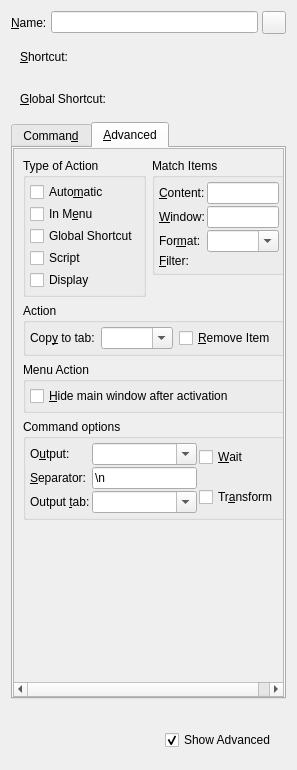
Qt form src/ui/commandwidget.ui (hluk/CopyQ) before a commit.
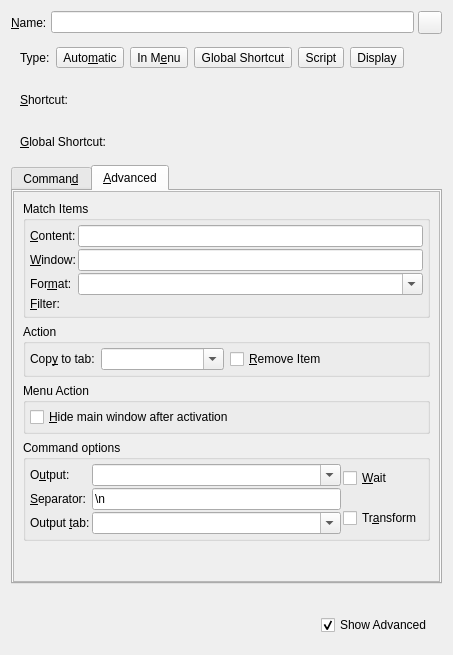
The same form after that commit. The open tabs and pages were chosen to show the change. Custom widgets are drawn as their Qt base class.

Commit message: Show type of command at top

Patch:
```diff
--- a/src/ui/commandwidget.ui
+++ b/src/ui/commandwidget.ui
@@ -6,8 +6,8 @@
    <rect>
     <x>0</x>
     <y>0</y>
-    <width>297</width>
-    <height>770</height>
+    <width>453</width>
+    <height>655</height>
    </rect>
   </property>
   <property name="focusPolicy">
@@ -47,6 +47,103 @@
      </item>
     </layout>
    </item>
+   <item>
+    <widget class="QWidget" name="widget_2" native="true">
+     <layout class="QHBoxLayout" name="horizontalLayout_9">
+      <item>
+       <widget class="QLabel" name="label_2">
+        <property name="text">
+         <string>Type:</string>
+        </property>
+       </widget>
+      </item>
+      <item>
+       <widget class="QToolButton" name="toolButtonAutomatic">
+        <property name="toolTip">
+         <string>Run the command automatically if clipboard has new content</string>
+        </property>
+        <property name="text">
+         <string extracomment="Type of command; triggered by whenever clipboard changes">Auto&amp;matic</string>
+        </property>
+        <property name="checkable">
+         <bool>true</bool>
+        </property>
+        <property name="toolButtonStyle">
+         <enum>Qt::ToolButtonTextBesideIcon</enum>
+        </property>
+       </widget>
+      </item>
+      <item>
+       <widget class="QToolButton" name="toolButtonInMenu">
+        <property name="toolTip">
+         <string>Show command in context menu of matching items</string>
+        </property>
+        <property name="text">
+         <string extracomment="Type of command; triggered by a custom application shortcut">In M&amp;enu</string>
+        </property>
+        <property name="checkable">
+         <bool>true</bool>
+        </property>
+        <property name="toolButtonStyle">
+         <enum>Qt::ToolButtonTextBesideIcon</enum>
+        </property>
+       </widget>
+      </item>
+      <item>
+       <widget class="QToolButton" name="toolButtonGlobalShortcut">
+        <property name="text">
+         <string extracomment="Type of command; triggered by a custom global/system shortcut">Global Shortcut</string>
+        </property>
+        <property name="checkable">
+         <bool>true</bool>
+        </property>
+        <property name="toolButtonStyle">
+         <enum>Qt::ToolButtonTextBesideIcon</enum>
+        </property>
+       </widget>
+      </item>
+      <item>
+       <widget class="QToolButton" name="toolButtonIsScript">
+        <property name="text">
+         <string extracomment="Type of command; allows to extend scripting capabilities">Script</string>
+        </property>
+        <property name="checkable">
+         <bool>true</bool>
+        </property>
+        <property name="toolButtonStyle">
+         <enum>Qt::ToolButtonTextBesideIcon</enum>
+        </property>
+       </widget>
+      </item>
+      <item>
+       <widget class="QToolButton" name="toolButtonDisplay">
+        <property name="text">
+         <string extracomment="Type of command; allows change how items are displayed">Display</string>
+        </property>
+        <property name="checkable">
+         <bool>true</bool>
+        </property>
+        <property name="toolButtonStyle">
+         <enum>Qt::ToolButtonTextBesideIcon</enum>
+        </property>
+       </widget>
+      </item>
+      <item>
+       <spacer name="horizontalSpacer_4">
+        <property name="orientation">
+         <enum>Qt::Horizontal</enum>
+        </property>
+        <property name="sizeHint" stdset="0">
+         <size>
+          <width>40</width>
+          <height>20</height>
+         </size>
+        </property>
+       </spacer>
+      </item>
+     </layout>
+    </widget>
+   </item>
    <item>
     <widget class="QWidget" name="widgetMenuShortcut" native="true">
      <layout class="QHBoxLayout" name="horizontalLayout_4">
@@ -138,6 +235,9 @@
      <property name="currentIndex">
       <number>0</number>
      </property>
+     <property name="tabBarAutoHide">
+      <bool>true</bool>
+     </property>
      <widget class="QWidget" name="tab">
       <attribute name="title">
        <string>Comman&amp;d</string>
@@ -197,84 +297,13 @@
            <rect>
             <x>0</x>
             <y>0</y>
-            <width>277</width>
-            <height>564</height>
+            <width>437</width>
+            <height>412</height>
            </rect>
           </property>
           <layout class="QVBoxLayout" name="verticalLayout_6">
            <item>
             <layout class="QHBoxLayout" name="horizontalLayout_6">
-             <item alignment="Qt::AlignTop">
-              <widget class="QGroupBox" name="groupBox_2">
-               <property name="sizePolicy">
-                <sizepolicy hsizetype="Expanding" vsizetype="Maximum">
-                 <horstretch>0</horstretch>
-                 <verstretch>0</verstretch>
-                </sizepolicy>
-               </property>
-               <property name="title">
-                <string>Type of Action</string>
-               </property>
-               <layout class="QVBoxLayout" name="verticalLayout_5">
-                <property name="spacing">
-                 <number>2</number>
-                </property>
-                <property name="leftMargin">
-                 <number>4</number>
-                </property>
-                <property name="topMargin">
-                 <number>4</number>
-                </property>
-                <property name="rightMargin">
-                 <number>4</number>
-                </property>
-                <property name="bottomMargin">
-                 <number>4</number>
-                </property>
-                <item>
-                 <widget class="QCheckBox" name="checkBoxAutomatic">
-                  <property name="toolTip">
-                   <string>Run the command automatically if clipboard has new content</string>
-                  </property>
-                  <property name="text">
-                   <string extracomment="Type of command; triggered by whenever clipboard changes">Auto&amp;matic</string>
-                  </property>
-                 </widget>
-                </item>
-                <item>
-                 <widget class="QCheckBox" name="checkBoxInMenu">
-                  <property name="toolTip">
-                   <string>Show command in context menu of matching items</string>
-                  </property>
-                  <property name="text">
-                   <string extracomment="Type of command; triggered by a custom application shortcut">In M&amp;enu</string>
-                  </property>
-                 </widget>
-                </item>
-                <item>
-                 <widget class="QCheckBox" name="checkBoxGlobalShortcut">
-                  <property name="text">
-                   <string extracomment="Type of command; triggered by a custom global/system shortcut">Global Shortcut</string>
-                  </property>
-                 </widget>
-                </item>
-                <item>
-                 <widget class="QCheckBox" name="checkBoxIsScript">
-                  <property name="text">
-                   <string extracomment="Type of command; allows to extend scripting capabilities">Script</string>
-                  </property>
-                 </widget>
-                </item>
-                <item>
-                 <widget class="QCheckBox" name="checkBoxDisplay">
-                  <property name="text">
-                   <string extracomment="Type of command; allows change how items are displayed">Display</string>
-                  </property>
-                 </widget>
-                </item>
-               </layout>
-              </widget>
-             </item>
              <item alignment="Qt::AlignTop">
               <widget class="QGroupBox" name="groupBoxMatchItems">
                <property name="sizePolicy">
```
Left out of the diff: 10 changed lines with no effect on the pictures. The commit also changes 2 other files.
